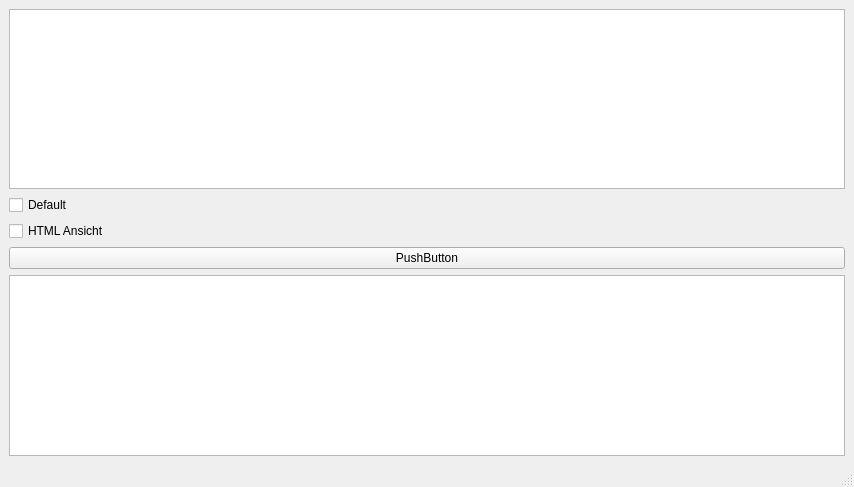
Above: SimpleApiRequest/mainwindow.ui from vbaudisch3428/SEW_Maturavorbereitung before the change. Below: the same form after it.
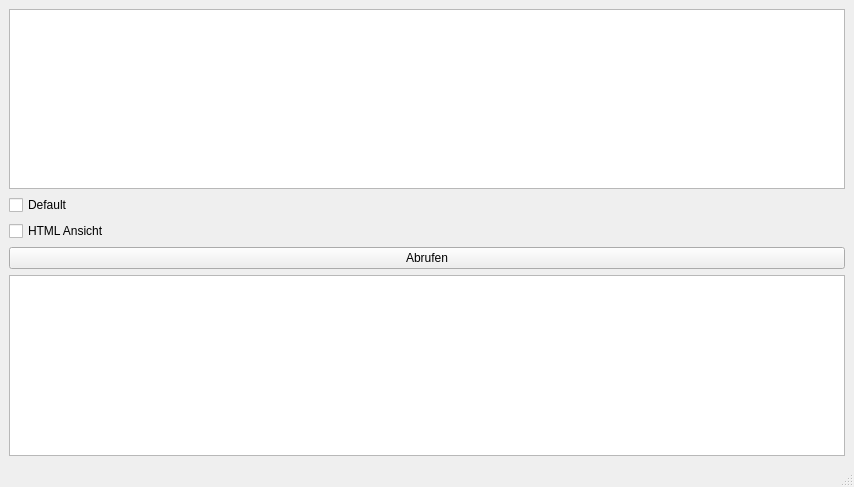
That is the form after the change.

Patch:
```diff
--- a/SimpleApiRequest/mainwindow.ui
+++ b/SimpleApiRequest/mainwindow.ui
@@ -38,7 +38,7 @@
     <item>
      <widget class="QPushButton" name="pushButton">
       <property name="text">
-       <string>PushButton</string>
+       <string>Abrufen</string>
       </property>
      </widget>
     </item>
```
